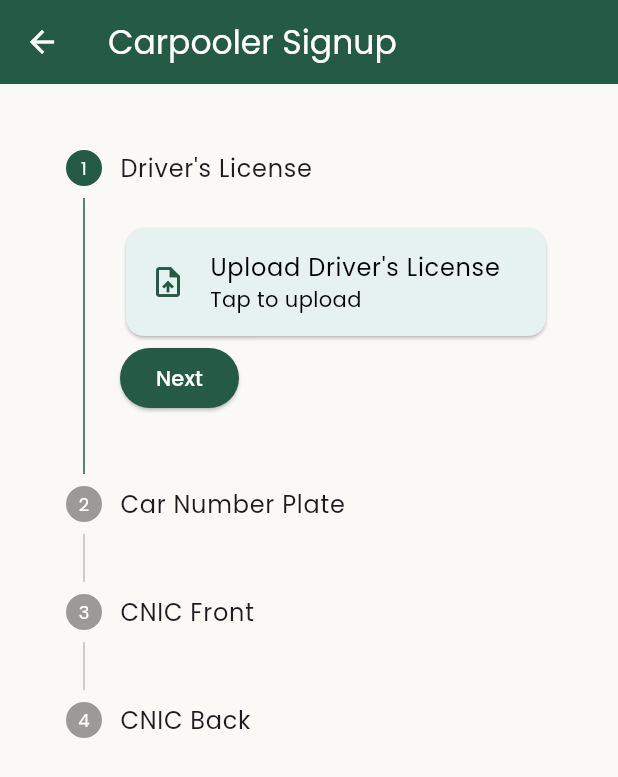
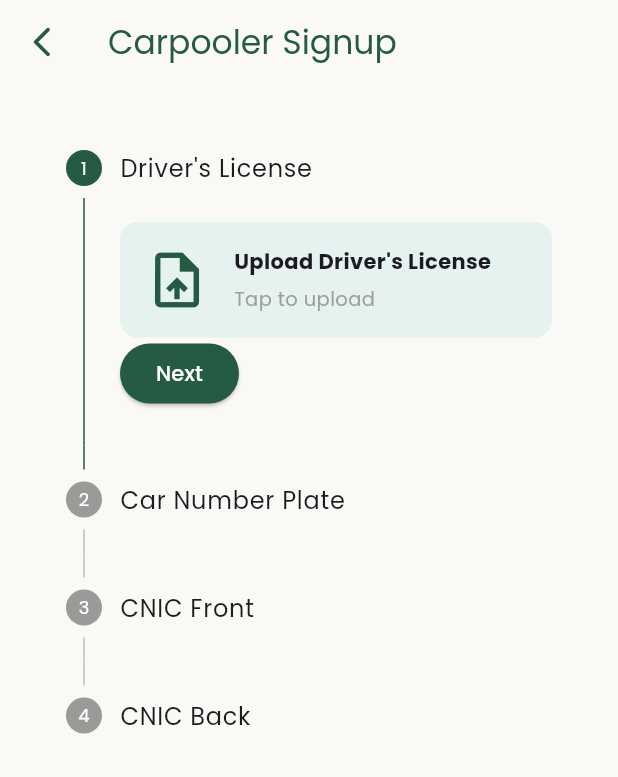
Before and after one commit to alibassam24/Carpool, a Flutter app: the ExtendedCarpoolerSignupScreen screen opened by its route, on a phone screen of 412 x 824 dp. Shown: the top 777 px of the screen. Run offline on Flutter 3.47's test engine with Material 3 defaults, Android fonts, the light colour scheme and no system bars; our stand-ins replace get, get_storage, google_fonts, image_picker, lottie, shared_preferences; accounts and stored records are empty.

Commit message:
ui fix carpooler signup exception thrown

```diff
--- a/lib/main.dart
+++ b/lib/main.dart
@@ -2,6 +2,7 @@ import 'package:carpool_connect/screens/auth/choose_role_screen.dart';
 import 'package:carpool_connect/screens/carpooler/carpooler_home_screen.dart';
 import 'package:carpool_connect/screens/carpooler/carpooler_signup.dart';
 import 'package:carpool_connect/screens/carpooler/verification_pending_screen.dart';
+import 'package:carpool_connect/screens/carpooler/verification_rejected_screen.dart';
 import 'package:carpool_connect/screens/onboarding/onboarding_screen.dart';
 import 'package:flutter/material.dart';
 import 'package:get/get.dart';
@@ -22,7 +23,7 @@ class CarpoolApp extends StatelessWidget {
   Widget build(BuildContext context) {
     return GetMaterialApp(
 
-    home: VerificationPendingScreen(),
+    home: ExtendedCarpoolerSignupScreen(),
 
    // initialRoute: AppRoutes.splash,
     getPages: AppRoutes.routes,
--- a/lib/routes/app_routes.dart
+++ b/lib/routes/app_routes.dart
@@ -6,6 +6,7 @@ import '../screens/auth/login_screen.dart';
 import '../screens/auth/signup_screen.dart';
 import '../screens/auth/choose_role_screen.dart';
 import '../screens/onboarding/onboarding_screen.dart';
+import '../screens/carpooler/verification_rejected_screen.dart';
 
 import '../screens/carpooler/carpooler_home_screen.dart';
 import '../screens/rider/rider_home_screen.dart';
@@ -20,6 +21,8 @@ class AppRoutes {
   static const carpoolerHome = '/carpooler_home';
   static const riderHome = '/rider_home';
   static const verificationPending = '/verification_pending';
+  static const verificationRejected = '/verification_rejected';
+
   static final routes = [
     GetPage(name: splash, page: () => const SplashScreen()),
     GetPage(name: login, page: () => const LoginScreen()),
@@ -31,5 +34,6 @@ class AppRoutes {
     GetPage(name: riderHome, page: () => const RiderHomeScreen()),
     GetPage(name: verificationPending, page: () => const VerificationPendingScreen()),
     GetPage(name: carpoolerHome, page: () => const CarpoolerHomeScreen()),
+    GetPage(name: verificationRejected, page: () => const VerificationRejectedScreen()),
   ];
 }
--- a/lib/screens/carpooler/carpooler_signup.dart
+++ b/lib/screens/carpooler/carpooler_signup.dart
@@ -1,11 +1,12 @@
+
 import 'dart:io';
+import 'package:carpool_connect/screens/auth/choose_role_screen.dart';
 import 'package:flutter/material.dart';
 import 'package:image_picker/image_picker.dart';
 import 'package:get_storage/get_storage.dart';
 import 'package:get/get.dart';
 
 final box = GetStorage();
-
 
 class ExtendedCarpoolerSignupScreen extends StatefulWidget {
   const ExtendedCarpoolerSignupScreen({super.key});
@@ -48,13 +49,8 @@ class _ExtendedCarpoolerSignupScreenState extends State<ExtendedCarpoolerSignupS
       setState(() => _currentStep -= 1);
     }
   }
+
   Future<void> _submitForm() async {
-    print('Submitting...');
-    print('License: ${_licenseImage?.path}');
-    print('Car Number: ${_carNumberImage?.path}');
-    print('CNIC Front: ${_cnicFrontImage?.path}');
-    print('CNIC Back: ${_cnicBackImage?.path}');
-
     if (_licenseImage == null || _carNumberImage == null || _cnicFrontImage == null || _cnicBackImage == null) {
       ScaffoldMessenger.of(context).showSnackBar(
         const SnackBar(content: Text('⚠️ Please upload all required documents')),
@@ -62,76 +58,70 @@ class _ExtendedCarpoolerSignupScreenState extends State<ExtendedCarpoolerSignupS
       return;
     }
 
-  setState(() => _isSubmitting = true);
+    showDialog(
+      context: context,
+      barrierDismissible: false,
+      builder: (_) => const Center(
+        child: CircularProgressIndicator(color: Color(0xFF255A45)),
+      ),
+    );
 
-  // Simulate API call (pretend we sent data to server)
     await Future.delayed(const Duration(seconds: 2));
     if (!mounted) return;
-  // ✅ Save carpooler status as pending (admin will verify)
+
     box.write('carpoolerStatus', 'pending');
 
-  setState(() => _isSubmitting = false);
-
-  // ✅ Redirect to "Verification Pending" screen
+    Navigator.of(context).pop(); // Close dialog
     Get.offAllNamed('/verification_pending');
   }
 
-  /* Future<void> _submitForm() async {
-    if (_licenseImage == null || _carNumberImage == null || _cnicFrontImage == null || _cnicBackImage == null) {
-      ScaffoldMessenger.of(context).showSnackBar(
-        const SnackBar(content: Text('⚠️ Please upload all required documents')),
-      );
-      return;
-    }
-
-    setState(() => _isSubmitting = true);
-
-    // Simulate API call and admin verification (for now: always verified)
-    await Future.delayed(const Duration(seconds: 2));
-
-    // Redirect after simulated verification
-    final bool isVerified = true; // This will later come from backend
-
-    if (isVerified) {
-      ScaffoldMessenger.of(context).showSnackBar(
-        const SnackBar(content: Text('✅ Your documents have been verified')),
-      );
-      Navigator.pushReplacementNamed(context, '/carpooler_home');
-    } else {
-      ScaffoldMessenger.of(context).showSnackBar(
-        SnackBar(
-          content: const Text('❌ Documents not verified. Please try again.'),
-          action: SnackBarAction(
-            label: 'Retry',
-            onPressed: _submitForm,
+  Widget _uploadCard(String label, XFile? file, VoidCallback onTap) {
+    return GestureDetector(
+      onTap: onTap,
+      child: AnimatedContainer(
+        duration: const Duration(milliseconds: 300),
+        padding: const EdgeInsets.all(16),
+        decoration: BoxDecoration(
+          color: file != null ? const Color(0xFFDFF0E9) : const Color(0xFFE6F2EF),
+          borderRadius: BorderRadius.circular(12),
+          //border: Border.all(color: const Color(0xFF255A45), width: 1),
+        ),
+        child: Row(
+          children: [
+            Icon(
+              file != null ? Icons.check_circle : Icons.upload_file,
+              color: file != null ? Colors.green : const Color(0xFF255A45),
+              size: 44,
+            ),
+            const SizedBox(width: 16),
+            Expanded(
+              child: Column(
+                crossAxisAlignment: CrossAxisAlignment.start,
+                children: [
+                  Text(label, style: const TextStyle(fontWeight: FontWeight.bold)),
+                  const SizedBox(height: 6),
+                  Text(
+                    file != null ? 'Uploaded' : 'Tap to upload',
+                    style: TextStyle(
+                      color: file != null ? Colors.green : Colors.grey,
+                      fontSize: 13,
                     ),
                   ),
-      );
-    }
-
-    setState(() => _isSubmitting = false);
-  } */
-
-  Widget _uploadCard(String label, XFile? file, VoidCallback onTap) {
-    return Card(
-      shape: RoundedRectangleBorder(borderRadius: BorderRadius.circular(12)),
-      color: const Color(0xFFE6F2EF),
-      child: ListTile(
-        onTap: onTap,
-        leading: Icon(
-          file != null ? Icons.check_circle : Icons.upload_file,
-          color: file != null ? Colors.green : const Color(0xFF255A45),
+                ],
               ),
-        title: Text(label),
-        subtitle: file != null ? const Text('Uploaded') : const Text('Tap to upload'),
-        trailing: file != null
-            ? Image.file(
+            ),
+            if (file != null)
+              ClipRRect(
+                borderRadius: BorderRadius.circular(8),
+                child: Image.file(
                   File(file.path),
                   width: 40,
                   height: 40,
                   fit: BoxFit.cover,
-              )
-            : null,
+                ),
+              ),
+          ],
+        ),
       ),
     );
   }
@@ -140,41 +130,25 @@ class _ExtendedCarpoolerSignupScreenState extends State<ExtendedCarpoolerSignupS
     return [
       Step(
         title: const Text("Driver's License"),
-        content: _uploadCard(
-          "Upload Driver's License",
-          _licenseImage,
-          () => _pickImage((file) => setState(() => _licenseImage = file)),
-        ),
+        content: _uploadCard("Upload Driver's License", _licenseImage, () => _pickImage((f) => setState(() => _licenseImage = f))),
         isActive: _currentStep >= 0,
         state: _licenseImage != null ? StepState.complete : StepState.indexed,
       ),
       Step(
         title: const Text('Car Number Plate'),
-        content: _uploadCard(
-          "Upload Car Number Plate",
-          _carNumberImage,
-          () => _pickImage((file) => setState(() => _carNumberImage = file)),
-        ),
+        content: _uploadCard("Upload Car Number Plate", _carNumberImage, () => _pickImage((f) => setState(() => _carNumberImage = f))),
         isActive: _currentStep >= 1,
         state: _carNumberImage != null ? StepState.complete : StepState.indexed,
       ),
       Step(
         title: const Text('CNIC Front'),
-        content: _uploadCard(
-          "Upload CNIC Front",
-          _cnicFrontImage,
-          () => _pickImage((file) => setState(() => _cnicFrontImage = file)),
-        ),
+        content: _uploadCard("Upload CNIC Front", _cnicFrontImage, () => _pickImage((f) => setState(() => _cnicFrontImage = f))),
         isActive: _currentStep >= 2,
         state: _cnicFrontImage != null ? StepState.complete : StepState.indexed,
       ),
       Step(
         title: const Text('CNIC Back'),
-        content: _uploadCard(
-          "Upload CNIC Back",
-          _cnicBackImage,
-          () => _pickImage((file) => setState(() => _cnicBackImage = file)),
-        ),
+        content: _uploadCard("Upload CNIC Back", _cnicBackImage, () => _pickImage((f) => setState(() => _cnicBackImage = f))),
         isActive: _currentStep >= 3,
         state: _cnicBackImage != null ? StepState.complete : StepState.indexed,
       ),
@@ -187,24 +161,31 @@ class _ExtendedCarpoolerSignupScreenState extends State<ExtendedCarpoolerSignupS
       backgroundColor: const Color(0xFFFAF9F6),
       appBar: AppBar(
         title: const Text('Carpooler Signup'),
-        backgroundColor: const Color(0xFF255A45),
-        foregroundColor: Colors.white,
+        backgroundColor: const Color(0xFFFAF9F6),
+        foregroundColor: const Color(0xFF255A45),
+        elevation: 0,
+        leading: IconButton(
+          icon: const Icon(Icons.arrow_back_ios_new_rounded, color: Color(0xFF255A45)),
+          onPressed: () =>  Get.offAll(() => const ChooseRoleScreen()),
+        ),
       ),
       body: SingleChildScrollView(
-        physics: const BouncingScrollPhysics(),
         padding: const EdgeInsets.all(20),
+        child: AnimatedSwitcher(
+          duration: const Duration(milliseconds: 300),
           child: Theme(
             data: Theme.of(context).copyWith(
-            colorScheme: ColorScheme.light(primary: const Color(0xFF255A45)),
+              colorScheme: const ColorScheme.light(primary: Color(0xFF255A45)),
             ),
             child: Column(
               children: [
                 Stepper(
+                  key: ValueKey<int>(_currentStep),
                   type: StepperType.vertical,
                   currentStep: _currentStep,
                   onStepContinue: _isSubmitting ? null : _onStepContinue,
                   onStepCancel: _isSubmitting ? null : _onStepCancel,
-                onStepTapped: (index) => setState(() => _currentStep = index),
+                  onStepTapped: (i) => setState(() => _currentStep = i),
                   controlsBuilder: (context, details) {
                     return Row(
                       children: [
@@ -214,15 +195,9 @@ class _ExtendedCarpoolerSignupScreenState extends State<ExtendedCarpoolerSignupS
                             backgroundColor: const Color(0xFF255A45),
                             foregroundColor: Colors.white,
                           ),
-                        child: _isSubmitting
-                            ? const SizedBox(
-                                height: 20,
-                                width: 20,
-                                child: CircularProgressIndicator(strokeWidth: 2, color: Colors.white),
-                              )
-                            : Text(_currentStep == _buildSteps().length - 1 ? 'Submit' : 'Next'),
+                          child: Text(_currentStep == _buildSteps().length - 1 ? 'Submit' : 'Next'),
                         ),
-                      const SizedBox(width: 10),
+                        const SizedBox(width: 10,),
                         if (_currentStep > 0)
                           TextButton(
                             onPressed: details.onStepCancel,
@@ -237,6 +212,7 @@ class _ExtendedCarpoolerSignupScreenState extends State<ExtendedCarpoolerSignupS
             ),
           ),
         ),
+      ),
     );
   }
 }
```
Also changed, not shown: lib/screens/carpooler/verification_rejected_screen.dart (added, +71 -0 lines). Lines whose indentation alone changed are shown as unchanged.
